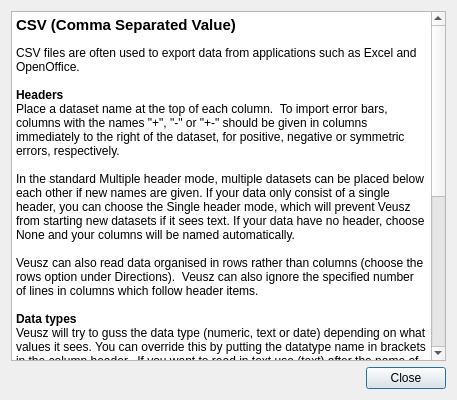
Old version of the form dialogs/importhelpcsv.ui in the repository veusz/veusz.
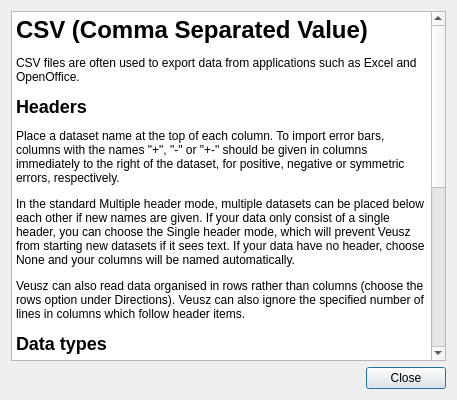
New version of the form.

Commit message: Simplify html in dialogs

Patch:
```diff
--- a/dialogs/importhelpcsv.ui
+++ b/dialogs/importhelpcsv.ui
@@ -20,32 +20,7 @@
       <bool>true</bool>
      </property>
      <property name="html">
-      <string>&lt;!DOCTYPE HTML PUBLIC &quot;-//W3C//DTD HTML 4.0//EN&quot; &quot;http://www.w3.org/TR/REC-html40/strict.dtd&quot;&gt;
-&lt;html&gt;&lt;head&gt;&lt;meta name=&quot;qrichtext&quot; content=&quot;1&quot; /&gt;&lt;style type=&quot;text/css&quot;&gt;
-p, li { white-space: pre-wrap; }
-&lt;/style&gt;&lt;/head&gt;&lt;body style=&quot; font-family:'Arial'; font-size:9pt; font-weight:400; font-style:normal;&quot;&gt;
-&lt;p style=&quot; margin-top:18px; margin-bottom:12px; margin-left:0px; margin-right:0px; -qt-block-indent:0; text-indent:0px;&quot;&gt;&lt;span style=&quot; font-size:11pt; font-weight:600;&quot;&gt;CSV (Comma Separated Value)&lt;/span&gt;&lt;/p&gt;
-&lt;p style=&quot; margin-top:0px; margin-bottom:0px; margin-left:0px; margin-right:0px; -qt-block-indent:0; text-indent:0px;&quot;&gt;CSV files are often used to export data from applications such as Excel and OpenOffice.&lt;/p&gt;
-&lt;p style=&quot;-qt-paragraph-type:empty; margin-top:0px; margin-bottom:0px; margin-left:0px; margin-right:0px; -qt-block-indent:0; text-indent:0px;&quot;&gt;&lt;/p&gt;
-&lt;p style=&quot; margin-top:0px; margin-bottom:0px; margin-left:0px; margin-right:0px; -qt-block-indent:0; text-indent:0px;&quot;&gt;&lt;span style=&quot; font-weight:600;&quot;&gt;Headers&lt;/span&gt;&lt;/p&gt;
-&lt;p style=&quot; margin-top:0px; margin-bottom:0px; margin-left:0px; margin-right:0px; -qt-block-indent:0; text-indent:0px;&quot;&gt;Place a dataset name at the top of each column.  To import error bars, columns with the names &amp;quot;+&amp;quot;, &amp;quot;-&amp;quot; or &amp;quot;+-&amp;quot; should be given in columns immediately to the right of the dataset, for positive, negative or symmetric errors, respectively.&lt;/p&gt;
-&lt;p style=&quot;-qt-paragraph-type:empty; margin-top:0px; margin-bottom:0px; margin-left:0px; margin-right:0px; -qt-block-indent:0; text-indent:0px;&quot;&gt;&lt;/p&gt;
-&lt;p style=&quot; margin-top:0px; margin-bottom:0px; margin-left:0px; margin-right:0px; -qt-block-indent:0; text-indent:0px;&quot;&gt;In the standard Multiple header mode, multiple datasets can be placed below each other if new names are given. If your data only consist of a single header, you can choose the Single header mode, which will prevent Veusz from starting new datasets if it sees text. If your data have no header, choose None and your columns will be named automatically.&lt;/p&gt;
-&lt;p style=&quot;-qt-paragraph-type:empty; margin-top:0px; margin-bottom:0px; margin-left:0px; margin-right:0px; -qt-block-indent:0; text-indent:0px;&quot;&gt;&lt;/p&gt;
-&lt;p style=&quot; margin-top:0px; margin-bottom:0px; margin-left:0px; margin-right:0px; -qt-block-indent:0; text-indent:0px;&quot;&gt;Veusz can also read data organised in rows rather than columns (choose the rows option under Directions).  Veusz can also ignore the specified number of lines in columns which follow header items.&lt;/p&gt;
-&lt;p style=&quot;-qt-paragraph-type:empty; margin-top:0px; margin-bottom:0px; margin-left:0px; margin-right:0px; -qt-block-indent:0; text-indent:0px;&quot;&gt;&lt;/p&gt;
-&lt;p style=&quot; margin-top:0px; margin-bottom:0px; margin-left:0px; margin-right:0px; -qt-block-indent:0; text-indent:0px;&quot;&gt;&lt;span style=&quot; font-weight:600;&quot;&gt;Data types&lt;/span&gt;&lt;/p&gt;
-&lt;p style=&quot; margin-top:0px; margin-bottom:0px; margin-left:0px; margin-right:0px; -qt-block-indent:0; text-indent:0px;&quot;&gt;Veusz will try to guss the data type (numeric, text or date) depending on what values it sees. You can override this by putting the datatype name in brackets in the column header.  If you want to read in text use (text) after the name of the dataset in the top column, e.g. &amp;quot;name (text)&amp;quot;.  Date-times can have &amp;quot; (date)&amp;quot; after the column name.  Veusz uses ISO dates by default YYYY-MM-DDThh:mm:ss, but this can be changed.&lt;/p&gt;
-&lt;p style=&quot;-qt-paragraph-type:empty; margin-top:0px; margin-bottom:0px; margin-left:0px; margin-right:0px; -qt-block-indent:0; text-indent:0px;&quot;&gt;&lt;/p&gt;
-&lt;p style=&quot; margin-top:0px; margin-bottom:0px; margin-left:0px; margin-right:0px; -qt-block-indent:0; text-indent:0px;&quot;&gt;&lt;span style=&quot; font-weight:600;&quot;&gt;Options&lt;/span&gt;&lt;/p&gt;
-&lt;p style=&quot; margin-top:0px; margin-bottom:0px; margin-left:0px; margin-right:0px; -qt-block-indent:0; text-indent:0px;&quot;&gt;There are several variants of CSV files used. You may wish to change the delimiter to be a tab (TSV) or space. Your file may also use European or English numerical values e.g. (1,23 or 1.23), so you may wish to override your computer's default format.&lt;/p&gt;
-&lt;p style=&quot;-qt-paragraph-type:empty; margin-top:0px; margin-bottom:0px; margin-left:0px; margin-right:0px; -qt-block-indent:0; text-indent:0px;&quot;&gt;&lt;/p&gt;
-&lt;p style=&quot; margin-top:0px; margin-bottom:0px; margin-left:0px; margin-right:0px; -qt-block-indent:0; text-indent:0px;&quot;&gt;There are many different date and time formats. You can enter your own format in the box given [a combination of YYYY (or YY), MM (or M), DD (or D), HH, MM and SS].&lt;/p&gt;
-&lt;p style=&quot;-qt-paragraph-type:empty; margin-top:0px; margin-bottom:0px; margin-left:0px; margin-right:0px; -qt-block-indent:0; text-indent:0px;&quot;&gt;&lt;/p&gt;
-&lt;p style=&quot; margin-top:0px; margin-bottom:0px; margin-left:0px; margin-right:0px; -qt-block-indent:0; text-indent:0px;&quot;&gt;The &amp;quot;Treat blanks as data values&amp;quot; option will insert NaN values or empty strings into datasets, if blank data values are encountered.&lt;/p&gt;
-&lt;p style=&quot;-qt-paragraph-type:empty; margin-top:0px; margin-bottom:0px; margin-left:0px; margin-right:0px; -qt-block-indent:0; text-indent:0px;&quot;&gt;&lt;/p&gt;
-&lt;p style=&quot; margin-top:0px; margin-bottom:0px; margin-left:0px; margin-right:0px; -qt-block-indent:0; text-indent:0px;&quot;&gt;If you are using non-ASCII characters in your text you need to encode the text in your file with a Unicode encoding (e.g. UTF-8) and choose the correct encoding in the encoding drop down box. &lt;/p&gt;
-&lt;p style=&quot;-qt-paragraph-type:empty; margin-top:0px; margin-bottom:0px; margin-left:0px; margin-right:0px; -qt-block-indent:0; text-indent:0px;&quot;&gt;&lt;/p&gt;&lt;/body&gt;&lt;/html&gt;</string>
+      <string>&lt;html&gt;&lt;head/&gt;&lt;body&gt;&lt;p&gt;&lt;span style=&quot; font-size:xx-large; font-weight:600;&quot;&gt;CSV (Comma Separated Value)&lt;/span&gt;&lt;/p&gt;&lt;p&gt;CSV files are often used to export data from applications such as Excel and OpenOffice.&lt;/p&gt;&lt;p&gt;&lt;span style=&quot; font-size:x-large; font-weight:600;&quot;&gt;Headers&lt;/span&gt;&lt;/p&gt;&lt;p&gt;Place a dataset name at the top of each column. To import error bars, columns with the names &quot;+&quot;, &quot;-&quot; or &quot;+-&quot; should be given in columns immediately to the right of the dataset, for positive, negative or symmetric errors, respectively.&lt;/p&gt;&lt;p&gt;In the standard Multiple header mode, multiple datasets can be placed below each other if new names are given. If your data only consist of a single header, you can choose the Single header mode, which will prevent Veusz from starting new datasets if it sees text. If your data have no header, choose None and your columns will be named automatically.&lt;/p&gt;&lt;p&gt;Veusz can also read data organised in rows rather than columns (choose the rows option under Directions). Veusz can also ignore the specified number of lines in columns which follow header items.&lt;/p&gt;&lt;p&gt;&lt;span style=&quot; font-size:x-large; font-weight:600;&quot;&gt;Data types&lt;/span&gt;&lt;/p&gt;&lt;p&gt;Veusz will try to guss the data type (numeric, text or date) depending on what values it sees. You can override this by putting the datatype name in brackets in the column header. If you want to read in text use (text) after the name of the dataset in the top column, e.g. &quot;name (text)&quot;. Date-times can have &quot; (date)&quot; after the column name. Veusz uses ISO dates by default YYYY-MM-DDThh:mm:ss, but this can be changed.&lt;/p&gt;&lt;p&gt;&lt;span style=&quot; font-size:x-large; font-weight:600;&quot;&gt;Options&lt;/span&gt;&lt;/p&gt;&lt;p&gt;There are several variants of CSV files used. You may wish to change the delimiter to be a tab (TSV) or space. Your file may also use European or English numerical values e.g. (1,23 or 1.23), so you may wish to override your computer's default format.&lt;/p&gt;&lt;p&gt;There are many different date and time formats. You can enter your own format in the box given [a combination of YYYY (or YY), MM (or M), DD (or D), HH, MM and SS].&lt;/p&gt;&lt;p&gt;The &quot;Treat blanks as data values&quot; option will insert NaN values or empty strings into datasets, if blank data values are encountered.&lt;/p&gt;&lt;p&gt;If you are using non-ASCII characters in your text you need to encode the text in your file with a Unicode encoding (e.g. UTF-8) and choose the correct encoding in the encoding drop down box. &lt;/p&gt;&lt;/body&gt;&lt;/html&gt;</string>
      </property>
     </widget>
    </item>
```
The commit also changes 6 other files.
